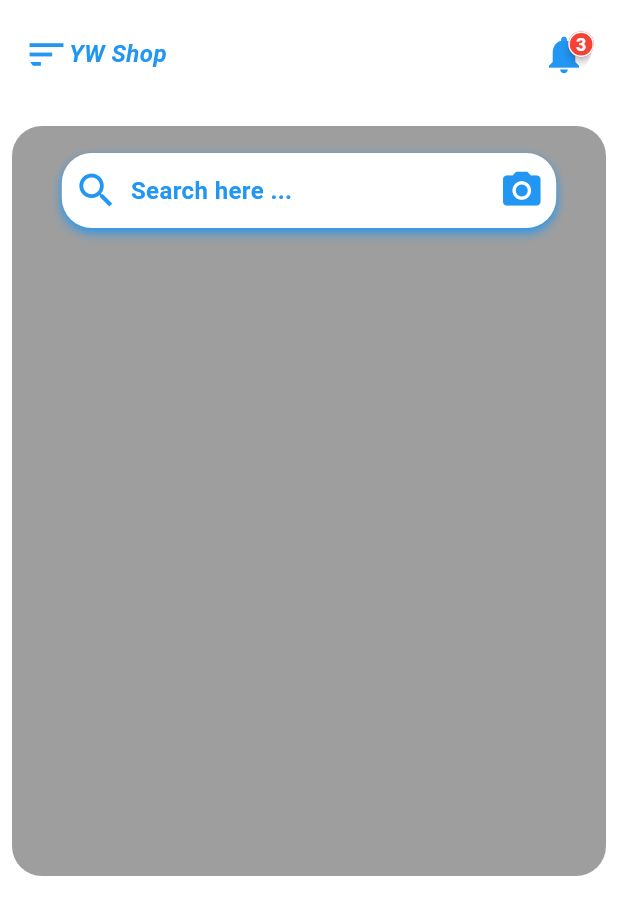
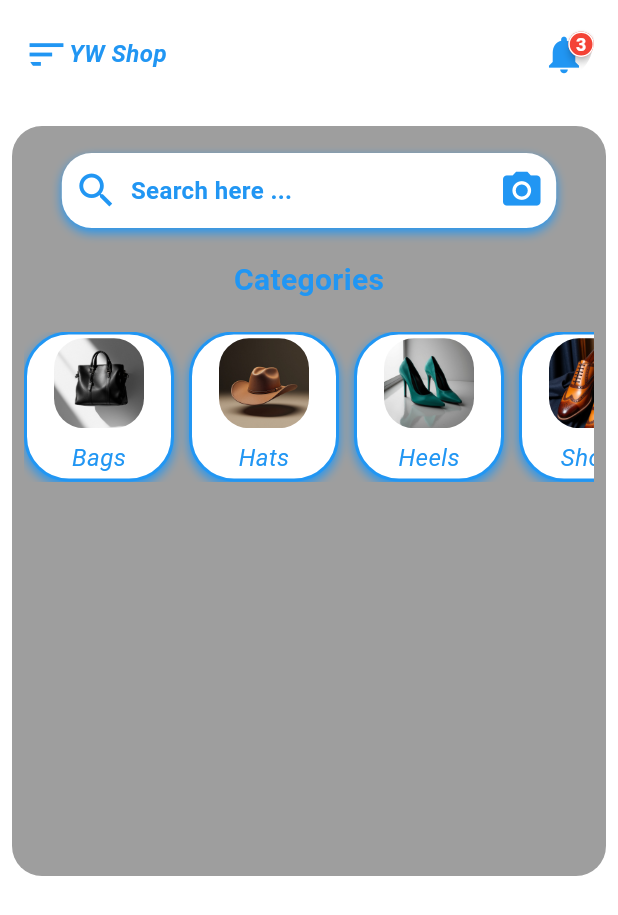
Before and after one commit to Yvonne-Wanja-1/Online-Shop-2, a Flutter app: the screen it shows after launch, on a phone screen of 412 x 824 dp. Shown: the top 915 px of the screen. Run offline on Flutter 3.47's test engine with Material 3 defaults, Android fonts, the phone set to English and light mode, and no system bars; drawn by our look-alikes of badges; Roboto replaces fonts that are missing (Arial).

Commit message:
Added images to the recap project for the homepage The images added are horizontally scrollable and are in a list

```diff
--- a/recap/lib/pages/homepage.dart
+++ b/recap/lib/pages/homepage.dart
@@ -1,5 +1,79 @@
 import 'package:flutter/material.dart';
 import 'package:recap/widgets/homepageappbar.dart';
+
+// Define a data class for category information
+class _CategoryData {
+  final String imagePath;
+  final String label;
+
+  const _CategoryData({required this.imagePath, required this.label});
+}
+
+// List of category data
+final List<_CategoryData> _categories = [
+  const _CategoryData(imagePath: 'images/bag.jpg', label: 'Bags'),
+  const _CategoryData(imagePath: 'images/hat.jpg', label: 'Hats'),
+  const _CategoryData(imagePath: 'images/heels.jpg', label: 'Heels'),
+  const _CategoryData(imagePath: 'images/shoes.jpg', label: 'Shoes'),
+  const _CategoryData(imagePath: 'images/bag.jpg', label: 'Shoes'), // Note: Original had 'Shoes' for bag.jpg
+  const _CategoryData(imagePath: 'images/school bag.jpg', label: 'School Bags'),
+  const _CategoryData(imagePath: 'images/briefcase.jpg', label: 'Briefcases'),
+  const _CategoryData(imagePath: 'images/2.jpg', label: 'Heels'),
+  const _CategoryData(imagePath: 'images/watch.jpg', label: 'Watches'),
+  const _CategoryData(imagePath: 'images/bag.jpg', label: 'Shoes'), // Note: Original had 'Shoes' for bag.jpg
+];
+
+// A reusable widget for displaying a single category item
+class _CategoryItemWidget extends StatelessWidget {
+  final _CategoryData category;
+
+  const _CategoryItemWidget({Key? key, required this.category}) : super(key: key);
+
+  @override
+  Widget build(BuildContext context) {
+    return Container(
+      height: 100,
+      width: 100,
+      decoration: BoxDecoration(
+        border: Border.all(color: Colors.blue, width: 2),
+        color: Colors.white,
+        borderRadius: const BorderRadius.all(Radius.circular(30)),
+        boxShadow: const [
+          BoxShadow(
+            color: Colors.blue,
+            blurRadius: 5,
+            offset: Offset(0, 3),
+          ),
+        ],
+      ),
+      child: Column(
+        mainAxisAlignment: MainAxisAlignment.center,
+        children: [
+          ClipRRect(
+            borderRadius: const BorderRadius.all(Radius.circular(20)),
+            child: Image.asset(
+              category.imagePath,
+              height: 60,
+              width: 60,
+              fit: BoxFit.cover,
+            ),
+          ),
+          const SizedBox(height: 8),
+          Text(
+            category.label,
+            style: const TextStyle(
+              fontSize: 16,
+              fontStyle: FontStyle.italic,
+              fontFamily: 'Arial', // Ensure 'Arial' font is available or use default italic style
+              fontWeight: FontWeight.normal,
+              color: Colors.blue,
+            ),
+          ),
+        ],
+      ),
+    );
+  }
+}
 
 class Homepage extends StatelessWidget {
   const Homepage({super.key});
@@ -9,28 +83,28 @@ class Homepage extends StatelessWidget {
     return SafeArea(
       child: Scaffold(
         body: Padding(
-          padding: const EdgeInsets.all(8.0),
+          padding: const EdgeInsets.all(8.0), // Added padding to the entire body for consistent spacing
           child: ListView(
             children: [
               HomePageAppBar(),
-              const SizedBox(height: 20),
+              const SizedBox(height: 20), // Added spacing after the app bar
               Container(
                 decoration: BoxDecoration(
-                  borderRadius: BorderRadius.all(Radius.circular(20)),
+                  borderRadius: BorderRadius.all(Radius.circular(20)), // Added rounded corners to the container
                   color: Colors.grey,
                 ),
                 height: 500,
                 width: double.infinity,
                 child: Center(
                   child: Padding(
-                    padding: const EdgeInsets.all(8.0),
+                    padding: const EdgeInsets.all(8.0), // Added padding inside the container
                     child: Column(
                       mainAxisAlignment: MainAxisAlignment.start,
                       crossAxisAlignment: CrossAxisAlignment.center,
                       children: [
-                        const SizedBox(height: 10),
+                        const SizedBox(height: 10), // Added spacing at the top of the column
                         Row(
-                          mainAxisAlignment: MainAxisAlignment.center, // Center the row horizontally
+                          mainAxisAlignment: MainAxisAlignment.center, // Centered the row horizontally
                           children: [
                             Center(
                               child: Container(
@@ -42,16 +116,16 @@ class Homepage extends StatelessWidget {
                                     BoxShadow(
                                       color: Colors.blue,
                                       blurRadius: 5,
-                                      offset: Offset(0, 3),
+                                      offset: Offset(0, 3), // Added shadow to the container
                                     ),
                                   ],
-                                  borderRadius: BorderRadius.all(Radius.circular(20)),
+                                  borderRadius: BorderRadius.all(Radius.circular(20)), // Added rounded corners
                                 ),
                                 child: Row(
                                   mainAxisAlignment: MainAxisAlignment.start,
                                   children: [
                                     const Padding(
-                                      padding: EdgeInsets.symmetric(horizontal: 8.0),
+                                      padding: EdgeInsets.symmetric(horizontal: 8.0), // Added padding around the search icon
                                       child: Icon(
                                         Icons.search,
                                         color: Colors.blue,
@@ -66,9 +140,9 @@ class Homepage extends StatelessWidget {
                                         color: Colors.blue,
                                       ),
                                     ),
-                                    const Spacer(),
+                                    const Spacer(), // Added spacer to push the camera icon to the right
                                     const Padding(
-                                      padding: EdgeInsets.all(8.0),
+                                      padding: EdgeInsets.all(8.0), // Added padding around the camera icon
                                       child: Icon(
                                         Icons.camera_alt,
                                         color: Colors.blue,
@@ -81,6 +155,28 @@ class Homepage extends StatelessWidget {
                             ),
                           ],
                         ),
+                        const SizedBox(height: 20), // Added spacing after the search bar
+                        const Text(
+                          'Categories',
+                          style: TextStyle(
+                            fontSize: 20,
+                            fontWeight: FontWeight.bold,
+                            color: Colors.blue,
+                          ),
+                        ),
+                        const SizedBox(height: 20), // Added spacing before the categories row
+                        SingleChildScrollView(
+                          scrollDirection: Axis.horizontal,
+                          child: Row(
+                            children: List.generate(_categories.length, (index) {
+                              return Padding(
+                                // Add right padding to all but the last item for spacing
+                                padding: EdgeInsets.only(right: (index < _categories.length - 1) ? 10.0 : 0.0),
+                                child: _CategoryItemWidget(category: _categories[index]),
+                              );
+                            }),
+                          ),
+                        ),
                               ],
                             ),
                           ),
@@ -90,6 +186,10 @@ class Homepage extends StatelessWidget {
                     ),
                   ),
               ),
+
+
+
           );
+
   }
 }
--- a/recap/pubspec.yaml
+++ b/recap/pubspec.yaml
@@ -59,9 +59,9 @@ flutter:
   uses-material-design: true
 
   # To add assets to your application, add an assets section, like this:
-  # assets:
-  #   - images/a_dot_burr.jpeg
-  #   - images/a_dot_ham.jpeg
+  assets:
+    - images/
+
 
   # An image asset can refer to one or more resolution-specific "variants", see
   # https://flutter.dev/to/resolution-aware-images
```
Also changed, not shown: recap/images/2.jpg (added), recap/images/bag.jpg (added), recap/images/briefcase.jpg (added), recap/images/hat.jpg (added), recap/images/heels.jpg (added), recap/images/school bag.jpg (added), recap/images/shoes.jpg (added), recap/images/watch.jpg (added). Lines whose indentation alone changed are shown as unchanged.
